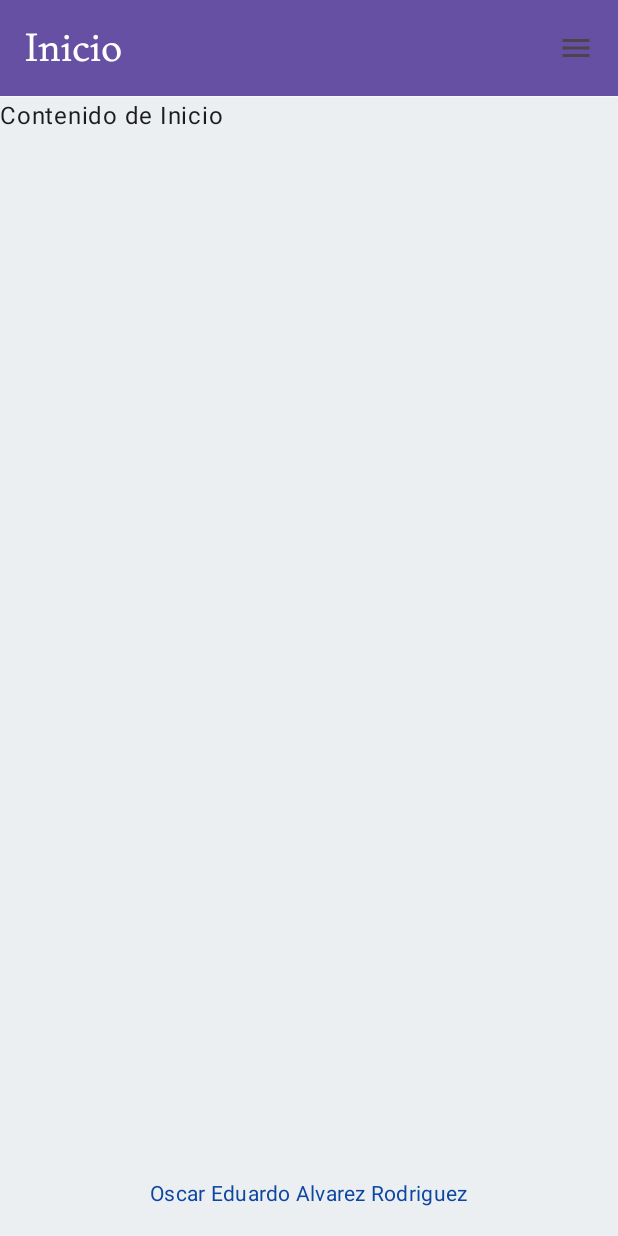
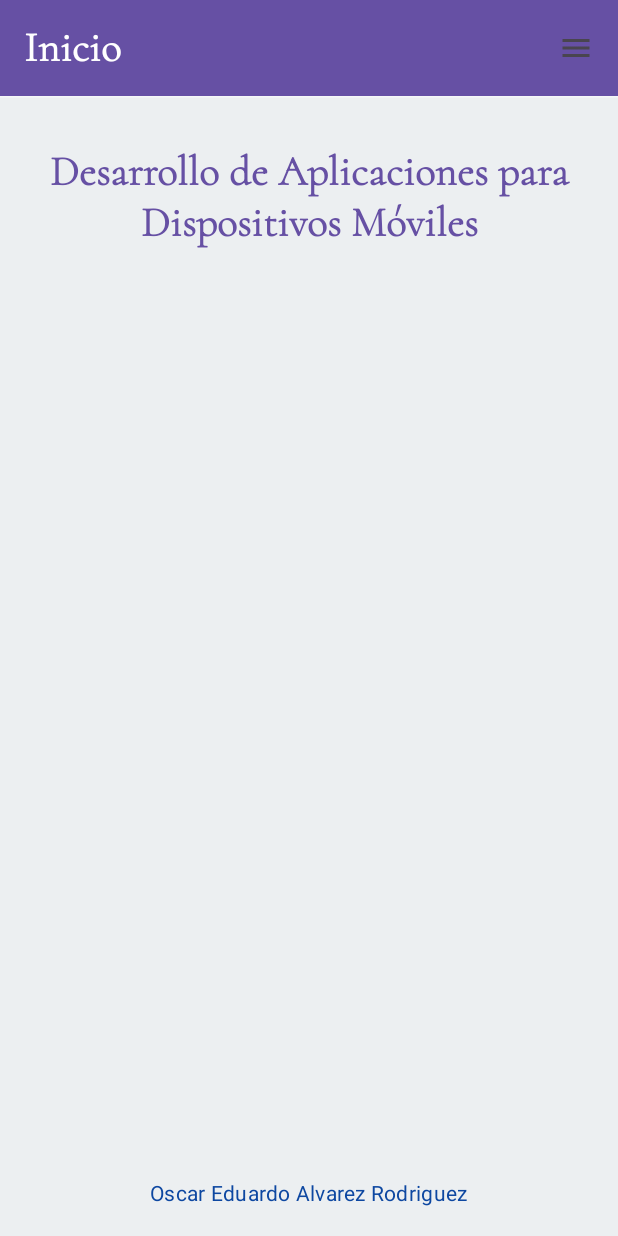
Before and after one commit to OscarAlvarezRodriguez/DADM-2024-2, an Android app built with Jetpack Compose: the TriquiScreen screen opened through its navigation route, after a tap on "Volver", on a phone screen of 412 x 824 dp. Run offline under Robolectric (Android 15) with nearby library versions, the light colour scheme and no system bars.

Commit message:
FEAT: fixed logic in Triqui offline and fix menu bar and create ContainerMainScreen

```diff
--- a/app/src/main/java/com/example/helloworld/navigation/NavGraph.kt
+++ b/app/src/main/java/com/example/helloworld/navigation/NavGraph.kt
@@ -1,6 +1,5 @@
 package com.example.helloworld.navigation
 
-import androidx.compose.material3.Text
 import androidx.compose.runtime.Composable
 import androidx.navigation.NavHostController
 import androidx.navigation.compose.NavHost
@@ -8,6 +7,7 @@ import androidx.navigation.compose.composable
 import com.example.helloworld.ui.HelloScreen
 import com.example.helloworld.ui.MainScreen
 import com.example.helloworld.ui.TriquiScreen
+import com.example.helloworld.ui.ContainerMainScreen
 
 object Routes {
     const val Main = "main_screen"
@@ -19,23 +19,23 @@ object Routes {
 fun NavGraph(navController: NavHostController) {
     NavHost(navController = navController, startDestination = Routes.Main) {
         composable(Routes.Main) {
-            MainScreen(
+            ContainerMainScreen(
                 navController = navController,
                 title = "Inicio",
-                content = {  Text("Contenido de Inicio")  }
+                content = {  MainScreen(navController)  }
             )
         }
         composable(Routes.Hello) {
-            MainScreen(
+            ContainerMainScreen(
                 navController = navController,
                 title = "Hello world",
                 content = { HelloScreen(navController) }
             )
         }
         composable(Routes.Triqui_off) {
-            MainScreen(
+            ContainerMainScreen(
                 navController = navController,
-                title = "Hola",
+                title = "Triqui - Tic Tac Toe - Offline",
                 content = { TriquiScreen(navController) }
             )
         }
--- /dev/null
+++ b/app/src/main/java/com/example/helloworld/ui/ContainerMainScreen.kt
@@ -0,0 +1,154 @@
+package com.example.helloworld.ui
+
+import androidx.compose.foundation.background
+import androidx.compose.foundation.layout.*
+import androidx.compose.material.icons.Icons
+import androidx.compose.material.icons.filled.Menu
+import androidx.compose.material3.DrawerValue
+import androidx.compose.material3.ExperimentalMaterial3Api
+import androidx.compose.material3.HorizontalDivider
+import androidx.compose.material3.Icon
+import androidx.compose.material3.IconButton
+import androidx.compose.material3.MaterialTheme
+import androidx.compose.material3.ModalNavigationDrawer
+import androidx.compose.material3.Scaffold
+import androidx.compose.material3.Text
+import androidx.compose.material3.TextButton
+import androidx.compose.material3.TopAppBar
+import androidx.compose.material3.TopAppBarDefaults
+import androidx.compose.material3.rememberDrawerState
+import androidx.compose.runtime.Composable
+import androidx.compose.runtime.rememberCoroutineScope
+import androidx.compose.ui.Alignment
+import androidx.compose.ui.Modifier
+import androidx.compose.ui.unit.dp
+import androidx.navigation.NavController
+import com.example.helloworld.navigation.Routes
+import kotlinx.coroutines.launch
+
+val menuItems = listOf(
+    "Inicio",
+    "Hello world",
+    "Triqui offline"
+)
+
+@Composable
+fun ContainerMainScreen(
+    navController: NavController,
+    title: String,
+    content: @Composable () -> Unit
+) {
+    val drawerState = rememberDrawerState(initialValue = DrawerValue.Closed)
+    val scope = rememberCoroutineScope()
+
+    // Scaffold con Navegación Lateral y Footer
+    ModalNavigationDrawer(
+        drawerState = drawerState,
+        drawerContent = {
+            NavigationDrawerContent(navController) // Contenido del Navbar
+        }
+    ) {
+        Scaffold(
+            topBar = {
+                TopBar(title = title, onMenuClick = { scope.launch { drawerState.open() } })
+            },
+            bottomBar = {
+                Footer()
+            },
+            content = { paddingValues ->
+                Box(
+                    modifier = Modifier
+                        .fillMaxSize()
+                        .padding(paddingValues)
+                ) {
+                    content()
+                }
+            }
+        )
+    }
+}
+
+@Composable
+fun NavigationDrawerContent(navController: NavController) {
+    Column(
+        modifier = Modifier
+            .fillMaxHeight()
+            .background(MaterialTheme.colorScheme.surface)
+            .padding(16.dp),
+        verticalArrangement = Arrangement.Top,
+        horizontalAlignment = Alignment.Start
+    ) {
+        Text(text = "Menú", style = MaterialTheme.typography.titleMedium)
+        Spacer(modifier = Modifier.height(16.dp))
+
+        // Opciones del menú
+        menuItems.forEach { menuItem ->
+            TextButton(
+                onClick = {
+                    when (menuItem) {
+                        "Inicio" -> navController.navigate(Routes.Main)
+                        "Hello world" -> navController.navigate(Routes.Hello)
+                        "Triqui offline" -> navController.navigate(Routes.Triqui_off)
+                    }
+                },
+            ) {
+                Text(
+                    text = menuItem,
+                    style = MaterialTheme.typography.bodyLarge,
+                    color = MaterialTheme.colorScheme.onSurface
+                )
+            }
+        }
+    }
+}
+
+@OptIn(ExperimentalMaterial3Api::class)
+@Composable
+fun TopBar(title: String, onMenuClick: () -> Unit) {
+    Column {
+        TopAppBar(
+            title = {
+                Text(
+                    text = title,
+                    style = MaterialTheme.typography.titleLarge
+                )
+            },
+            actions = { // Coloca los íconos a la derecha
+                IconButton(onClick = onMenuClick) {
+                    Icon(
+                        imageVector = Icons.Default.Menu,
+                        contentDescription = "Abrir menú"
+                    )
+                }
+            },
+            colors = TopAppBarDefaults.mediumTopAppBarColors(
+                containerColor = MaterialTheme.colorScheme.primary,
+                titleContentColor = MaterialTheme.colorScheme.onPrimary,
+                navigationIconContentColor = MaterialTheme.colorScheme.onPrimary
+            )
+        )
+
+        // Separador horizontal debajo del TopBar
+        HorizontalDivider(
+            thickness = 1.dp,
+            color = MaterialTheme.colorScheme.onPrimary.copy(alpha = 0.5f)
+        )
+    }
+}
+
+@Composable
+fun Footer() {
+    Box(
+        modifier = Modifier
+            .fillMaxWidth()
+            .height(56.dp)
+            .padding(8.dp),
+        contentAlignment = Alignment.Center
+    ) {
+        Text(
+            text = "Oscar Eduardo Alvarez Rodriguez",
+            style = MaterialTheme.typography.bodyMedium,
+            color = MaterialTheme.colorScheme.secondary
+        )
+    }
+}
--- a/app/src/main/java/com/example/helloworld/ui/MainScreen.kt
+++ b/app/src/main/java/com/example/helloworld/ui/MainScreen.kt
@@ -1,156 +1,29 @@
 package com.example.helloworld.ui
 
-import androidx.compose.foundation.background
 import androidx.compose.foundation.layout.*
-import androidx.compose.material.icons.Icons
-import androidx.compose.material.icons.filled.Menu
-import androidx.compose.material3.Button
-import androidx.compose.material3.ButtonDefaults
-import androidx.compose.material3.DrawerValue
-import androidx.compose.material3.ExperimentalMaterial3Api
-import androidx.compose.material3.HorizontalDivider
-import androidx.compose.material3.Icon
-import androidx.compose.material3.IconButton
 import androidx.compose.material3.MaterialTheme
-import androidx.compose.material3.ModalNavigationDrawer
-import androidx.compose.material3.Scaffold
 import androidx.compose.material3.Text
-import androidx.compose.material3.TextButton
-import androidx.compose.material3.TopAppBar
-import androidx.compose.material3.TopAppBarDefaults
-import androidx.compose.material3.rememberDrawerState
 import androidx.compose.runtime.Composable
-import androidx.compose.runtime.rememberCoroutineScope
 import androidx.compose.ui.Alignment
 import androidx.compose.ui.Modifier
 import androidx.compose.ui.text.style.TextAlign
-import androidx.compose.ui.text.style.TextDecoration
 import androidx.compose.ui.unit.dp
 import androidx.navigation.NavController
-import com.example.helloworld.navigation.Routes
-import kotlinx.coroutines.launch
-
-val menuItems = listOf(
-    "Hello world",
-    "Triqui offline"
-)
 
 @Composable
-fun MainScreen(
-    navController: NavController,
-    title: String,
-    content: @Composable () -> Unit
-) {
-    val drawerState = rememberDrawerState(initialValue = DrawerValue.Closed)
-    val scope = rememberCoroutineScope()
-
-    // Scaffold con Navegación Lateral y Footer
-    ModalNavigationDrawer(
-        drawerState = drawerState,
-        drawerContent = {
-            NavigationDrawerContent(navController) // Contenido del Navbar
-        }
+fun MainScreen(navController: NavController) {
+    Column(
+        modifier = Modifier
+            .fillMaxSize()
+            .padding(32.dp),
+        verticalArrangement = Arrangement.SpaceBetween,
+        horizontalAlignment = Alignment.CenterHorizontally
     ) {
-        Scaffold(
-            topBar = {
-                TopBar(title = title, onMenuClick = { scope.launch { drawerState.open() } })
-            },
-            bottomBar = {
-                Footer()
-            },
-            content = { paddingValues ->
-                Box(
-                    modifier = Modifier
-                        .fillMaxSize()
-                        .padding(paddingValues)
-                ) {
-                    content()
-                }
-            }
+        Text(
+            text = "Desarrollo de Aplicaciones para Dispositivos Móviles",
+            style = MaterialTheme.typography.titleLarge,
+            color = MaterialTheme.colorScheme.primary,
+            textAlign = TextAlign.Center,
         )
     }
 }
-
-@Composable
-fun NavigationDrawerContent(navController: NavController) {
-    Column(
-        modifier = Modifier
-            .fillMaxHeight()
-            .background(MaterialTheme.colorScheme.surface)
-            .padding(16.dp),
-        verticalArrangement = Arrangement.Top,
-        horizontalAlignment = Alignment.Start
-    ) {
-        Text(text = "Menú", style = MaterialTheme.typography.titleMedium)
-        Spacer(modifier = Modifier.height(16.dp))
-
-        // Opciones del menú
-        menuItems.forEach { menuItem ->
-            TextButton(
-                onClick = {
-                    when (menuItem) {
-                        "Hello world" -> navController.navigate(Routes.Hello)
-                        "Triqui offline" -> navController.navigate(Routes.Triqui_off)
-                    }
-                },
-            ) {
-                Text(
-                    text = menuItem,
-                    style = MaterialTheme.typography.bodyLarge,
-                    color = MaterialTheme.colorScheme.onSurface
-                )
-            }
-        }
-    }
-}
-
-@OptIn(ExperimentalMaterial3Api::class)
-@Composable
-fun TopBar(title: String, onMenuClick: () -> Unit) {
-    Column {
-        TopAppBar(
-            title = {
-                Text(
-                    text = title,
-                    style = MaterialTheme.typography.titleLarge
-                )
-            },
-            actions = { // Coloca los íconos a la derecha
-                IconButton(onClick = onMenuClick) {
-                    Icon(
-                        imageVector = Icons.Default.Menu,
-                        contentDescription = "Abrir menú"
-                    )
-                }
-            },
-            colors = TopAppBarDefaults.mediumTopAppBarColors(
-                containerColor = MaterialTheme.colorScheme.primary,
-                titleContentColor = MaterialTheme.colorScheme.onPrimary,
-                navigationIconContentColor = MaterialTheme.colorScheme.onPrimary
-            )
-        )
-
-        // Separador horizontal debajo del TopBar
-        HorizontalDivider(
-            thickness = 1.dp,
-            color = MaterialTheme.colorScheme.onPrimary.copy(alpha = 0.5f)
-        )
-    }
-}
-
-@Composable
-fun Footer() {
-    Box(
-        modifier = Modifier
-            .fillMaxWidth()
-            .height(56.dp)
-            .padding(8.dp),
-        contentAlignment = Alignment.Center
-    ) {
-        Text(
-            text = "Oscar Eduardo Alvarez Rodriguez",
-            style = MaterialTheme.typography.bodyMedium,
-            color = MaterialTheme.colorScheme.secondary
-        )
-    }
-}
--- a/app/src/main/java/com/example/helloworld/ui/TriquiScreen.kt
+++ b/app/src/main/java/com/example/helloworld/ui/TriquiScreen.kt
@@ -1,13 +1,12 @@
 package com.example.helloworld.ui
 
+import android.widget.Toast
 import androidx.compose.foundation.layout.*
-import androidx.compose.material3.Button
-import androidx.compose.material3.ButtonDefaults
-import androidx.compose.material3.MaterialTheme
-import androidx.compose.material3.Text
+import androidx.compose.material3.*
 import androidx.compose.runtime.*
 import androidx.compose.ui.Alignment
 import androidx.compose.ui.Modifier
+import androidx.compose.ui.platform.LocalContext
 import androidx.compose.ui.text.style.TextAlign
 import androidx.compose.ui.unit.dp
 import androidx.compose.ui.unit.sp
@@ -17,13 +16,15 @@ import com.example.helloworld.navigation.Routes
 
 @Composable
 fun TriquiScreen(navController: NavController) {
+    val context = LocalContext.current
     val game = remember { TicTacToeGame() }
     val board = remember { mutableStateListOf(*game.getBoard().toTypedArray()) }
     var status by remember { mutableStateOf("Tu turno") }
     var gameOver by remember { mutableStateOf(false) }
+    var showDifficultyDialog by remember { mutableStateOf(false) }
 
     fun checkWinner() {
-        when (val winner = game.checkForWinner()) {
+        when (game.checkForWinner()) {
             1 -> {
                 status = "Empate"
                 gameOver = true
@@ -63,6 +64,11 @@ fun TriquiScreen(navController: NavController) {
         gameOver = false
     }
 
+    fun changeDifficulty(newDifficulty: TicTacToeGame.DifficultyLevel) {
+        game.setDifficultyLevel(newDifficulty)
+        Toast.makeText(context, "Dificultad cambiada a ${newDifficulty.name}", Toast.LENGTH_SHORT).show()
+    }
+
     Column(
         modifier = Modifier
             .fillMaxSize()
@@ -71,7 +77,7 @@ fun TriquiScreen(navController: NavController) {
         horizontalAlignment = Alignment.CenterHorizontally
     ) {
         Text(
-            text = "Triqui - Tic Tac Toe",
+            text = "Dificultad - ${game.getDifficultyLevel()}",
             style = MaterialTheme.typography.titleLarge,
             color = MaterialTheme.colorScheme.primary,
             textAlign = TextAlign.Center,
@@ -124,7 +130,7 @@ fun TriquiScreen(navController: NavController) {
             modifier = Modifier.padding(top = 16.dp)
         )
 
-        // Botones de Reiniciar y Regresar
+        // Botones de Reiniciar, Configuración y Volver
         Row(
             modifier = Modifier
                 .fillMaxWidth()
@@ -142,6 +148,16 @@ fun TriquiScreen(navController: NavController) {
             }
 
             Button(
+                onClick = { showDifficultyDialog = true },
+                colors = ButtonDefaults.buttonColors(
+                    containerColor = MaterialTheme.colorScheme.primary,
+                    contentColor = MaterialTheme.colorScheme.onPrimary
+                )
+            ) {
+                Text(text = "Dificultad")
+            }
+
+            Button(
                 onClick = { navController.navigate(Routes.Main) },
                 colors = ButtonDefaults.buttonColors(
                     containerColor = MaterialTheme.colorScheme.primary,
@@ -152,4 +168,35 @@ fun TriquiScreen(navController: NavController) {
             }
         }
     }
+
+    if (showDifficultyDialog) {
+        AlertDialog(
+            onDismissRequest = { showDifficultyDialog = false },
+            title = { Text(text = "Selecciona la dificultad") },
+            text = {
+                Column {
+                    TicTacToeGame.DifficultyLevel.entries.forEach { level ->
+                        Row(
+                            verticalAlignment = Alignment.CenterVertically,
+                            modifier = Modifier.fillMaxWidth()
+                        ) {
+                            RadioButton(
+                                selected = game.getDifficultyLevel() == level,
+                                onClick = {
+                                    changeDifficulty(level)
+                                    showDifficultyDialog = false
+                                }
+                            )
+                            Text(text = level.name)
+                        }
+                    }
+                }
+            },
+            confirmButton = {
+                TextButton(onClick = { showDifficultyDialog = false }) {
+                    Text("Cerrar")
+                }
+            }
+        )
+    }
 }
```
Also changed, not shown: app/src/main/java/com/example/helloworld/logic/TicTacToeGame.kt (+94 -12 lines).
